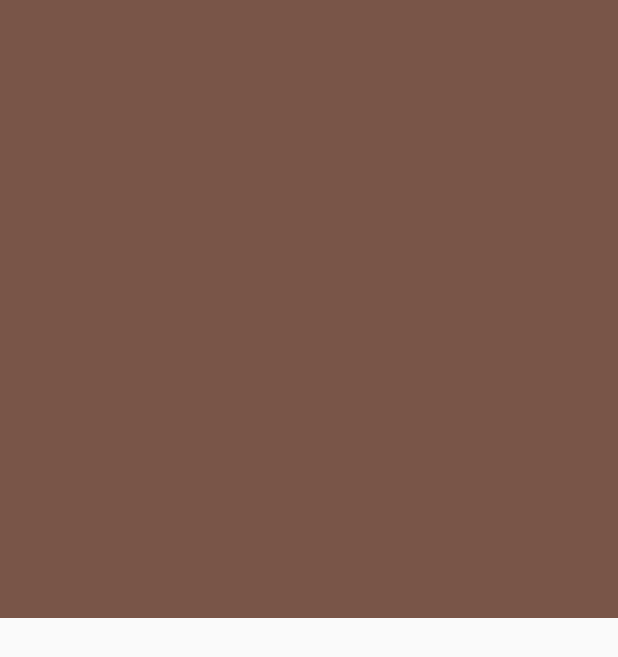
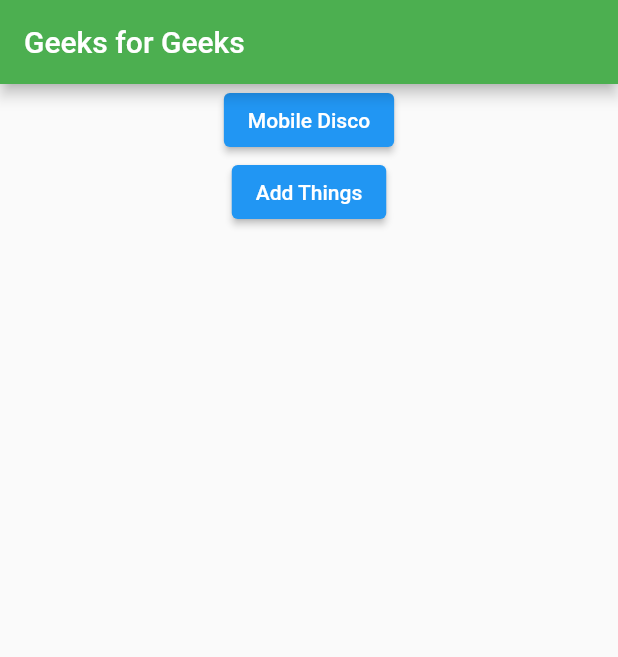
Before and after one commit to zyansheep/flutter-miniapps, a Flutter app: the screen it shows after launch, on a phone screen of 412 x 824 dp. Shown: the top 657 px of the screen. Run offline on Flutter 3.47's test engine with Material 2 defaults, Android fonts, the phone set to English and light mode, and no system bars.

Commit message:
paging system

```diff
--- a/lib/main.dart
+++ b/lib/main.dart
@@ -1,14 +1,14 @@
-import 'dart:async';
-import 'dart:math';
+import 'package:flutter/material.dart';
+import 'package:mobile_disco/mobile_disco/mobile_disco.dart';
 
-import 'package:flutter/material.dart';
+import 'add_things/add_things.dart';
 
 void main() {
-  runApp(MyApp());
+	runApp(MyApp());
 }
 
 class MyApp extends StatelessWidget {
-  // This widget is the root of your application.
+	// This widget is the root of your application.
   @override
   Widget build(BuildContext context) {
     return MaterialApp(
@@ -25,119 +25,42 @@
         // is not restarted.
         primarySwatch: Colors.blue,
       ),
-      home: MyHomePage(title: 'Flutter Demo Home Page'),
+      routes: {
+        '/': (context) => HomePage(),
+        '/mobile_disco': (context) => MobileDiscoPage(),
+        '/add_things': (context) => AddThingsPage(),
+      },
+      /* home: MobileDiscoPage(title: 'Flutter Demo Home Page'), */
     );
   }
 }
 
-class MyHomePage extends StatefulWidget {
-  MyHomePage({Key? key, this.title}) : super(key: key);
 
-  // This widget is the home page of your application. It is stateful, meaning
-  // that it has a State object (defined below) that contains fields that affect
-  // how it looks.
-
-  // This class is the configuration for the state. It holds the values (in this
-  // case the title) provided by the parent (in this case the App widget) and
-  // used by the build method of the State. Fields in a Widget subclass are
-  // always marked "final".
-
-  final String? title;
-
-  @override
-  _MyHomePageState createState() => _MyHomePageState();
-}
-
-class _MyHomePageState extends State<MyHomePage> {
-  int _counter = 0;
-
-  void _incrementCounter() {
-    setState(() {
-      // This call to setState tells the Flutter framework that something has
-      // changed in this State, which causes it to rerun the build method below
-      // so that the display can reflect the updated values. If we changed
-      // _counter without calling setState(), then the build method would not be
-      // called again, and so nothing would appear to happen.
-      _counter++;
-    });
-  }
-
+class HomePage extends StatelessWidget {
   @override
   Widget build(BuildContext context) {
-    // This method is rerun every time setState is called, for instance as done
-    // by the _incrementCounter method above.
-    //
-    // The Flutter framework has been optimized to make rerunning build methods
-    // fast, so that you can just rebuild anything that needs updating rather
-    // than having to individually change instances of widgets.
     return Scaffold(
-      /* appBar: AppBar(
-        // Here we take the value from the MyHomePage object that was created by
-        // the App.build method, and use it to set our appbar title.
-        title: Text(widget.title!),
-      ), */
+      appBar: AppBar(
+        title: Text('Geeks for Geeks'),
+        backgroundColor: Colors.green,
+      ),
       body: Center(
-          // Center is a layout widget. It takes a single child and positions it
-          // in the middle of the parent.
-          child: GridView.count(
-        primary: false,
-        padding: const EdgeInsets.all(0),
-        crossAxisSpacing: 0,
-        mainAxisSpacing: 0,
-        crossAxisCount: 3,
+          child: Column(
         children: <Widget>[
-          RandomColorBox(milliseconds: 1000),
-          RandomColorBox(milliseconds: 2000),
-          RandomColorBox(milliseconds: 500),
-          RandomColorBox(milliseconds: 500),
-          RandomColorBox(),
-          RandomColorBox(milliseconds: 2000),
-          RandomColorBox(),
-          RandomColorBox(milliseconds: 100),
-          RandomColorBox(milliseconds: 400),
+          ElevatedButton(
+            child: Text('Mobile Disco'),
+            onPressed: () {
+              Navigator.pushNamed(context, '/mobile_disco');
+            },
+          ),
+          ElevatedButton(
+            child: Text('Add Things'),
+            onPressed: () {
+              Navigator.pushNamed(context, '/add_things');
+            },
+          ),
         ],
       )),
-      /* floatingActionButton: FloatingActionButton(
-        onPressed: _incrementCounter,
-        tooltip: 'Increment',
-        child: Icon(Icons.add),
-      ),  */ // This trailing comma makes auto-formatting nicer for build methods.
     );
   }
 }
-
-class RandomColorBox extends StatefulWidget {
-  const RandomColorBox({
-    Key? key,
-    this.milliseconds = 1000,
-  }) : super(key: key);
-
-  final int milliseconds;
-
-  @override
-  _RandomColorBoxState createState() => _RandomColorBoxState();
-}
-
-class _RandomColorBoxState extends State<RandomColorBox> {
-  var color = Colors.black;
-
-  void updateColor() {
-    setState(() {
-      color = Colors.primaries[Random().nextInt(Colors.primaries.length)];
-    });
-  }
-
-  @override
-  void initState() {
-    Timer.periodic(Duration(milliseconds: widget.milliseconds),
-        (Timer t) => updateColor());
-    super.initState();
-  }
-
-  @override
-  Widget build(BuildContext context) {
-    return Container(
-      color: color,
-    );
-  }
-}
```
Also changed, not shown: lib/add_things/add_things.dart (added, +74 -0 lines), lib/add_things/calculate.dart (added, +42 -0 lines), lib/mobile_disco/mobile_disco.dart (added, +127 -0 lines).
